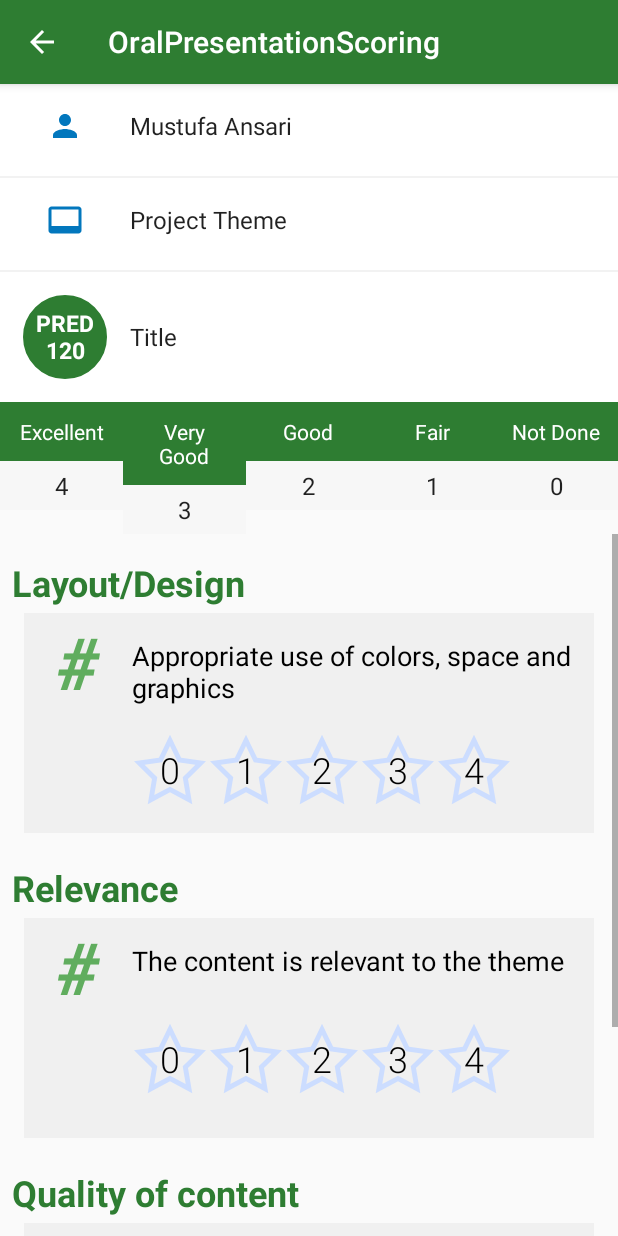
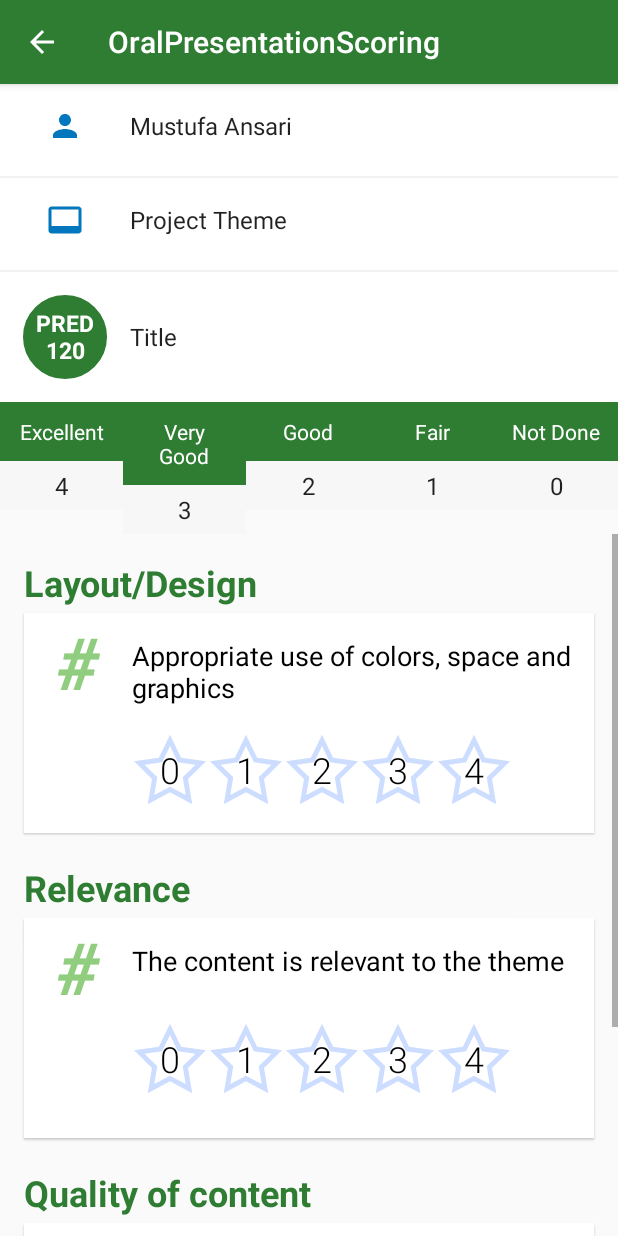
Before and after one commit to shznaqvi/ResearchDayScoringApp, an Android app: the ScoringActivity screen opened directly, with no data from a screen before it, on a phone screen of 412 x 824 dp. Run offline under Robolectric (Android 15) with nearby library versions, the phone set to English and light mode, and no system bars; our stand-ins replace data binding; 6 statements that could not run were skipped.

Commit message:
item gradience removed

```diff
--- a/app/src/main/res/layout/item_content.xml
+++ b/app/src/main/res/layout/item_content.xml
@@ -9,7 +9,7 @@
         android:layout_marginEnd="16dp"
         android:layout_marginBottom="4dp"
         android:elevation="1dp"
-        android:background="@drawable/item_gradiant"
+        android:background="@android:color/white"
         android:orientation="horizontal">
 
         <!--
--- a/app/src/main/res/layout/item_section.xml
+++ b/app/src/main/res/layout/item_section.xml
@@ -13,6 +13,7 @@
             android:id="@+id/title_section"
             android:layout_width="wrap_content"
             android:layout_height="wrap_content"
+            android:layout_marginStart="8dp"
             android:text="Section Title"
             android:textAppearance="@style/TextAppearance.AppCompat.Subhead"
             android:textColor="@color/colorPrimary"
--- a/app/src/main/res/values/colors.xml
+++ b/app/src/main/res/values/colors.xml
@@ -2,7 +2,7 @@
 <resources>
     <color name="colorPrimary">#2e7d32</color>
     <color name="colorPrimaryDark">#005005</color>
-    <color name="colorAccent">#60ad5e</color>
+    <color name="colorAccent">#90cd7e</color>
 
     <color name="ticker_red">#80ff0000</color>
 
```
